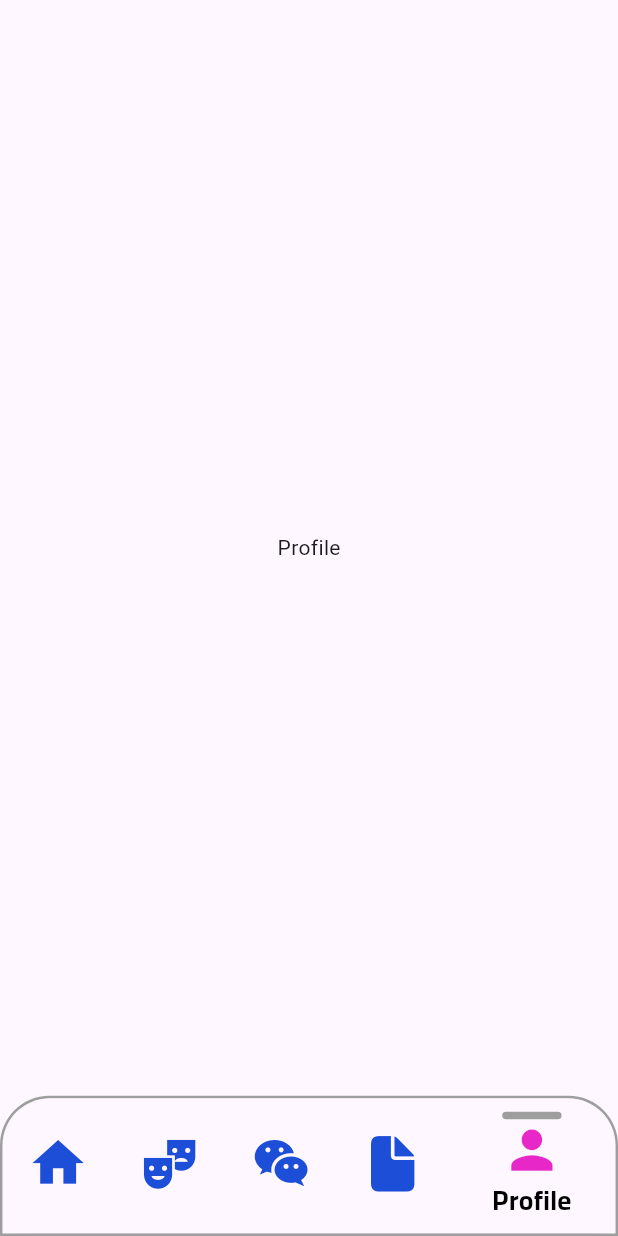
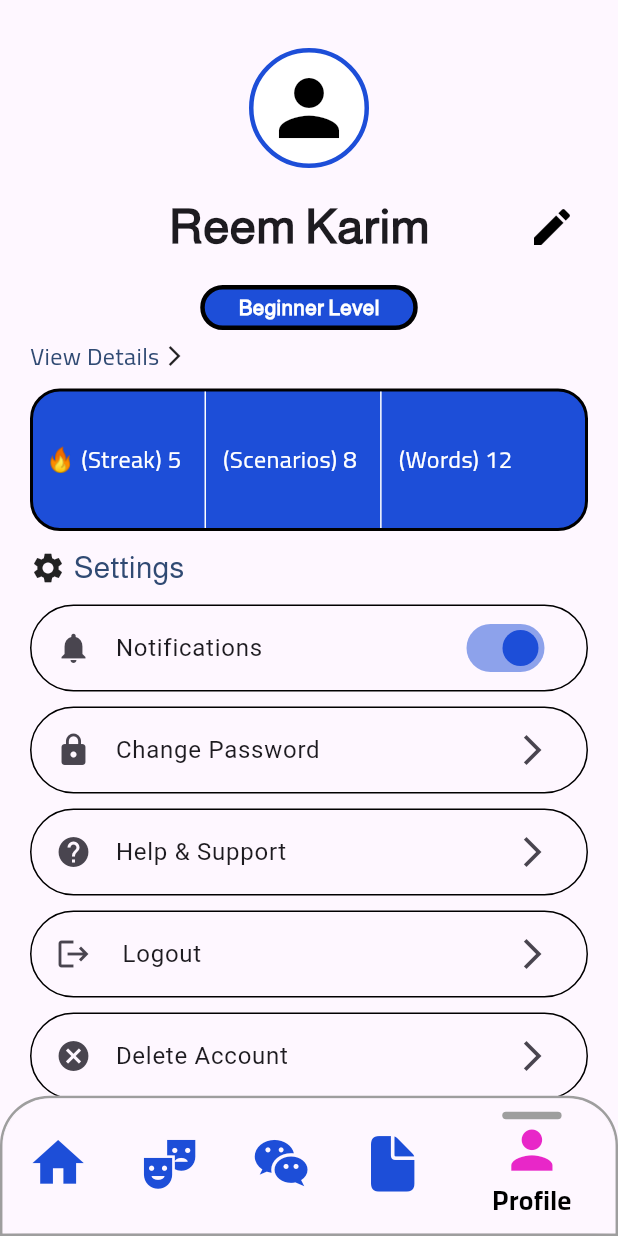
Before and after one commit to AhmedMedhatHamed/ai_lingo, a Flutter app: the screen it shows after launch, item 5 of the bottom bar chosen, on a phone screen of 412 x 824 dp. Run offline on Flutter 3.47's test engine with Material 3 defaults, Android fonts, the phone set to English and light mode, and no system bars; our stand-ins replace dots_indicator, firebase_auth, firebase_core, flutter_bloc, google_sign_in, lottie; accounts and stored records are empty.

Commit message:
Build profile_screen UI

```diff
--- a/lib/core/utils/app_styles.dart
+++ b/lib/core/utils/app_styles.dart
@@ -16,4 +16,9 @@ class AppStyles {
     fontWeight: .w400,
     fontFamily: 'Almarai',
   );
+  static const TextStyle almaraiBoldSize32 = TextStyle(
+    fontSize: 32.0,
+    fontWeight: .bold,
+    fontFamily: 'Almarai',
+  );
 }
--- a/lib/feature/profile/profile_screen.dart
+++ b/lib/feature/profile/profile_screen.dart
@@ -1,3 +1,8 @@
+import 'package:ai_lingo/feature/profile/widgets/profile_details.dart';
+import 'package:ai_lingo/feature/profile/widgets/profile_image.dart';
+import 'package:ai_lingo/feature/profile/widgets/profile_level.dart';
+import 'package:ai_lingo/feature/profile/widgets/profile_name.dart';
+import 'package:ai_lingo/feature/profile/widgets/profile_setting.dart';
 import 'package:flutter/material.dart';
 
 class ProfileScreen extends StatelessWidget {
@@ -6,7 +11,24 @@ class ProfileScreen extends StatelessWidget {
   @override
   Widget build(BuildContext context) {
     return Scaffold(
-        body: Center(child: Text('Profile'))
+      body: SafeArea(
+        child: Padding(
+          padding: const EdgeInsets.symmetric(horizontal: 20.0),
+          child: CustomScrollView(
+            slivers: [
+              SliverToBoxAdapter(child: SizedBox(height: 32.0)),
+              SliverToBoxAdapter(child: ProfileImage()),
+              SliverToBoxAdapter(child: SizedBox(height: 15.0)),
+              SliverToBoxAdapter(child: ProfileName()),
+              SliverToBoxAdapter(child: SizedBox(height: 15.0)),
+              SliverToBoxAdapter(child: ProfileLevel()),
+              SliverToBoxAdapter(child: ProfileDetails()),
+              SliverToBoxAdapter(child: SizedBox(height: 10.0)),
+              SliverToBoxAdapter(child: ProfileSetting()),
+            ],
+          ),
+        ),
+      ),
     );
   }
 }
--- a/lib/feature/profile/screen/edit_profile_screen.dart
+++ b/lib/feature/profile/screen/edit_profile_screen.dart
@@ -1,6 +1,6 @@
-import 'package:ai_lingo/core/utils/app_colors.dart';
 import 'package:ai_lingo/core/widgets/custom_button.dart';
 import 'package:ai_lingo/core/widgets/custom_text_field.dart';
+import 'package:ai_lingo/feature/profile/widgets/profile_image.dart';
 import 'package:flutter/material.dart';
 
 class EditProfileScreen extends StatefulWidget {
@@ -31,18 +31,7 @@ class _EditProfileScreenState extends State<EditProfileScreen> {
           slivers: [
             SliverAppBar(automaticallyImplyLeading: true),
             SliverToBoxAdapter(
-              child: Container(
-                height: 80,
-                decoration: BoxDecoration(
-                  shape: BoxShape.circle,
-                  color: AppColors.backgroundColor,
-                  border: BoxBorder.all(
-                    color: AppColors.primaryColor,
-                    width: 4,
-                  ),
-                ),
-                child: Icon(Icons.person, size: 60.0, color: Colors.black),
-              ),
+              child: ProfileImage(),
             ),
             SliverToBoxAdapter(child: SizedBox(height: 60.0)),
             SliverToBoxAdapter(
--- /dev/null
+++ b/lib/feature/profile/widgets/custom_list_tile.dart
@@ -0,0 +1,31 @@
+import 'package:flutter/material.dart';
+
+class CustomListTile extends StatelessWidget {
+  const CustomListTile({
+    super.key,
+    required this.icon,
+    required this.text,
+    required this.trailing,
+    this.onTap,
+  });
+
+  final IconData icon;
+  final String text;
+  final Widget trailing;
+  final Function()? onTap;
+  @override
+  Widget build(BuildContext context) {
+    return Padding(
+      padding: const EdgeInsets.symmetric(vertical: 5.0),
+      child: GestureDetector(
+        onTap: onTap,
+        child: ListTile(
+          leading: Icon(icon),
+          title: Text(text),
+          trailing: trailing,
+          shape: OutlineInputBorder(borderRadius: BorderRadius.circular(30.0)),
+        ),
+      ),
+    );
+  }
+}
--- /dev/null
+++ b/lib/feature/profile/widgets/profile_details.dart
@@ -0,0 +1,74 @@
+import 'package:ai_lingo/core/utils/app_colors.dart';
+import 'package:ai_lingo/core/utils/app_styles.dart';
+import 'package:flutter/material.dart';
+
+class ProfileDetails extends StatelessWidget {
+  const ProfileDetails({super.key});
+
+  @override
+  Widget build(BuildContext context) {
+    return Column(
+      children: [
+        SizedBox(height: 6.0),
+        Row(
+          children: [
+            GestureDetector(
+              onTap: () {},
+              child: Text(
+                'View Details',
+                style: AppStyles.cairo400Size24.copyWith(
+                  fontSize: 16.0,
+                  color: AppColors.splashColor,
+                ),
+              ),
+            ),
+            SizedBox(width: 2.0),
+            Icon(Icons.arrow_forward_ios, size: 16.0),
+          ],
+        ),
+        SizedBox(height: 10.0),
+        Container(
+          height: 95.0,
+          width: double.infinity,
+          decoration: BoxDecoration(
+            color: AppColors.primaryColor,
+            borderRadius: BorderRadius.circular(20.0),
+            border: BoxBorder.all(color: Colors.black, width: 2.0),
+          ),
+          child: Padding(
+            padding: const EdgeInsets.symmetric(horizontal: 8.0),
+            child: Row(
+              children: [
+                Text(
+                  '🔥 (Streak) 5',
+                  style: AppStyles.cairo400Size24.copyWith(
+                    fontSize: 16.0,
+                    color: Colors.white,
+                  ),
+                ),
+                SizedBox(width: 8.0,),
+                VerticalDivider(color: Colors.white,),
+                Text(
+                  ' (Scenarios) 8',
+                  style: AppStyles.cairo400Size24.copyWith(
+                    fontSize: 16.0,
+                    color: Colors.white,
+                  ),
+                ),
+                SizedBox(width: 8.0,),
+                VerticalDivider(color: Colors.white,),
+                Text(
+                  ' (Words) 12',
+                  style: AppStyles.cairo400Size24.copyWith(
+                    fontSize: 16.0,
+                    color: Colors.white,
+                  ),
+                ),
+              ],
+            ),
+          ),
+        ),
+      ],
+    );
+  }
+}
--- /dev/null
+++ b/lib/feature/profile/widgets/profile_image.dart
@@ -0,0 +1,24 @@
+import 'package:ai_lingo/core/utils/app_colors.dart';
+import 'package:flutter/material.dart';
+
+class ProfileImage extends StatelessWidget {
+  const ProfileImage({
+    super.key,
+  });
+
+  @override
+  Widget build(BuildContext context) {
+    return Container(
+      height: 80,
+      decoration: BoxDecoration(
+        shape: BoxShape.circle,
+        color: AppColors.backgroundColor,
+        border: BoxBorder.all(
+          color: AppColors.primaryColor,
+          width: 3,
+        ),
+      ),
+      child: Icon(Icons.person, size: 60.0, color: Colors.black),
+    );
+  }
+}
--- /dev/null
+++ b/lib/feature/profile/widgets/profile_level.dart
@@ -0,0 +1,33 @@
+import 'package:ai_lingo/core/utils/app_colors.dart';
+import 'package:ai_lingo/core/utils/app_styles.dart';
+import 'package:flutter/material.dart';
+
+class ProfileLevel extends StatelessWidget {
+  const ProfileLevel({super.key});
+
+  @override
+  Widget build(BuildContext context) {
+    return Column(
+      children: [
+        Container(
+          width: 145.0,
+          height: 30,
+          decoration: BoxDecoration(
+            color: AppColors.primaryColor,
+            borderRadius: BorderRadius.circular(30.0),
+            border: BoxBorder.all(color: Colors.black, width: 3.0),
+          ),
+          child: Center(
+            child: Text(
+              'Beginner Level',
+              style: AppStyles.almaraiBoldSize32.copyWith(
+                fontSize: 14.0,
+                color: Colors.white,
+              ),
+            ),
+          ),
+        ),
+      ],
+    );
+  }
+}
--- /dev/null
+++ b/lib/feature/profile/widgets/profile_name.dart
@@ -0,0 +1,28 @@
+import 'package:ai_lingo/core/routing/app_routes.dart';
+import 'package:ai_lingo/core/utils/app_styles.dart';
+import 'package:flutter/material.dart';
+
+class ProfileName extends StatelessWidget {
+  const ProfileName({super.key});
+
+  @override
+  Widget build(BuildContext context) {
+    return Row(
+      mainAxisAlignment: .center,
+      children: [
+        Spacer(),
+        Padding(
+          padding: const EdgeInsets.only(left: 35.0),
+          child: Text('Reem Karim', style: AppStyles.almaraiBoldSize32,),
+        ),
+        Spacer(),
+        IconButton(
+          onPressed: () {
+            Navigator.pushNamed(context, AppRoutes.editProfileScreen);
+          },
+          icon: Icon(Icons.edit, color: Colors.black,size: 32,),
+        ),
+      ],
+    );
+  }
+}
--- /dev/null
+++ b/lib/feature/profile/widgets/profile_setting.dart
@@ -0,0 +1,68 @@
+import 'package:ai_lingo/core/routing/app_routes.dart';
+import 'package:ai_lingo/core/utils/app_styles.dart';
+import 'package:flutter/material.dart';
+import '../../../core/utils/app_colors.dart';
+import '../../../core/utils/app_strings.dart';
+import 'custom_list_tile.dart';
+
+class ProfileSetting extends StatelessWidget {
+  const ProfileSetting({super.key});
+
+  @override
+  Widget build(BuildContext context) {
+    return Column(
+      crossAxisAlignment: .start,
+      children: [
+        Row(
+          children: [
+            Icon(Icons.settings),
+            SizedBox(width: 5.0),
+            Text(
+              'Settings',
+              style: AppStyles.almarai400Size24.copyWith(
+                color: AppColors.splashColor,
+                fontSize: 20.0,
+              ),
+            ),
+          ],
+        ),
+        SizedBox(height: 5.0),
+        CustomListTile(
+          icon: Icons.notifications,
+          text: 'Notifications',
+          trailing: Switch(
+            value: true,
+            onChanged: (value) {},
+            activeThumbColor: AppColors.primaryColor,
+          ),
+        ),
+        CustomListTile(
+          icon: Icons.lock,
+          text: AppStrings.changePassword,
+          trailing: Icon(Icons.arrow_forward_ios,),
+          onTap: (){
+            Navigator.pushNamed(context, AppRoutes.changePasswordScreen);
+          },
+        ),
+        CustomListTile(
+          icon: Icons.help,
+          text: 'Help & Support',
+          trailing: Icon(Icons.arrow_forward_ios,),
+          onTap: (){},
+        ),
+        CustomListTile(
+          icon: Icons.logout,
+          text: ' Logout ',
+          trailing: Icon(Icons.arrow_forward_ios,),
+          onTap: (){},
+        ),
+        CustomListTile(
+          icon: Icons.cancel,
+          text: 'Delete Account',
+          trailing: Icon(Icons.arrow_forward_ios,),
+          onTap: (){},
+        ),
+      ],
+    );
+  }
+}
```
